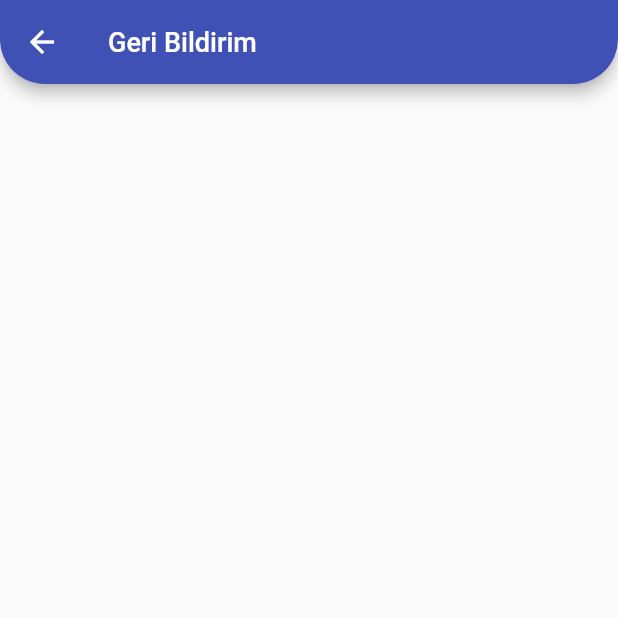
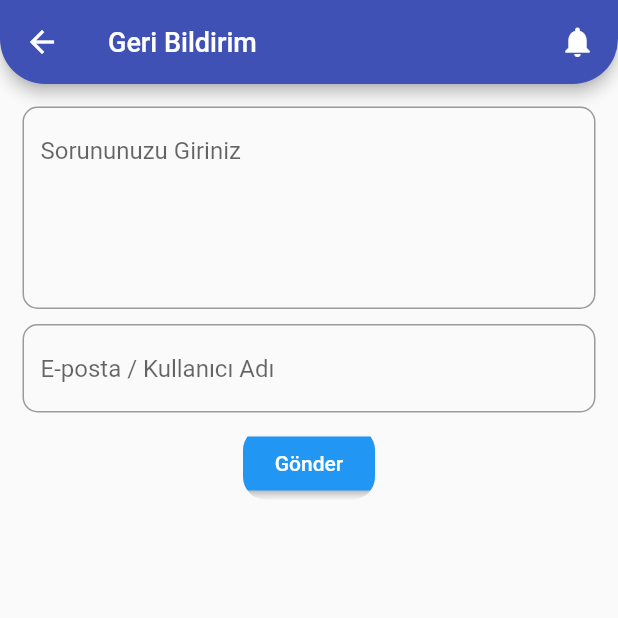
Before and after one commit to AvniErtas/SoulMate, a Flutter app: the FeedBack screen opened by its route, on a phone screen of 412 x 824 dp, the top half of it. Run offline on Flutter 3.47's test engine with Material 2 defaults, Android fonts, the phone set to English and light mode, and no system bars; our stand-ins replace auto_size_text, awesome_dialog, bloc, carousel_slider, curved_navigation_bar, dio and 13 more; missing offline and left inert: flutter_sequence_animation, giffy_dialog, kf_drawer, rate_my_app, tutorial_coach_mark; accounts and stored records are empty; statements that could not run were skipped.

Commit message:
update 22052020

```diff
--- a/lib/Pages/feedback.dart
+++ b/lib/Pages/feedback.dart
@@ -1,5 +1,8 @@
+import 'package:awesome_dialog/awesome_dialog.dart';
 import 'package:flutter/material.dart';
+import 'package:smooth_star_rating/smooth_star_rating.dart';
 import 'package:soulmate/Tools/appbar.dart';
+import 'package:soulmate/Widgets/dataSearch.dart';
 
 
 class FeedBack extends StatefulWidget {
@@ -8,10 +11,68 @@ class FeedBack extends StatefulWidget {
 }
 
 class _FeedBackState extends State<FeedBack> {
+
+  TextEditingController testAdiController = new TextEditingController();
+  var rating = 3.0;
+
   @override
   Widget build(BuildContext context) {
     return Scaffold(
       appBar: appBarTasarim2("Geri Bildirim"),
+      body: Container(
+        padding: EdgeInsets.all(15),
+        child: Column(
+          children: <Widget>[
+            TextWidget("Sorununuzu Giriniz",5),
+            SizedBox(height: 10,),
+            Center(child: TextWidget("E-posta / Kullanıcı Adı",1)),
+            SizedBox(height: 10,),
+            Center(child: ClipRRect(
+              borderRadius: BorderRadius.all(Radius.circular(15.0)),
+              child: RaisedButton(
+                child: Text("Gönder",style: TextStyle(color: Colors.white),),
+                color: Colors.blue,
+                onPressed: (){
+                  AwesomeDialog(
+                      context: context,
+                      animType: AnimType.LEFTSLIDE,
+                      headerAnimationLoop: false,
+                      dialogType: DialogType.SUCCES,
+                      title: 'Teşekkürler !!',
+                      desc: "",
+                      onDissmissCallback: () {})
+                    ..show();
+                },
+              ),
+            ),)
+          ],
+        ),
+      ),
     );
   }
+
+  Widget TextWidget(String title,int lines) {
+    return TextFormField(
+      maxLines: lines,
+      controller: testAdiController,
+      decoration: new InputDecoration(
+        labelStyle: TextStyle(color: Colors.white, fontStyle: FontStyle.italic),
+        hintText: title,
+        fillColor: Colors.white,
+        focusColor: Colors.white,
+        border: new OutlineInputBorder(
+          borderRadius: new BorderRadius.circular(10.0),
+          borderSide: new BorderSide(
+            color: Colors.white,
+            width: 1.0,
+          ),
+        ),
+
+        //fillColor: Colors.green
+      ),
+      keyboardType: TextInputType.text,
+
+    );
+  }
+
 }
--- a/lib/Pages/testler.dart
+++ b/lib/Pages/testler.dart
@@ -98,10 +98,10 @@ class _TestlerState extends State<Testler> {
                     },
                   );
                 } else if (state is TestError) {
-                  return Text("İnternet yok amk");
+                  return Text("Lütfen internete bağlanın");
                 }else {
 
-                  return Text("state");
+                  return Text("-");
                 }
               }),
         ),
--- a/lib/Tools/appbar.dart
+++ b/lib/Tools/appbar.dart
@@ -24,16 +24,21 @@ Widget appBarTasarim(String title) {
 
 Widget appBarTasarim2(String title) {
   return AppBar(
-    /*actions: <Widget>[
-      Icon(Icons.notifications),
-    ],*/
+    actions: <Widget>[
+      Padding(
+        padding: const EdgeInsets.all(15.0),
+        child: InkWell(child: Icon(Icons.notifications),onTap: (){
+         // Navigator.pushNamed(context, '/Bildirimler');
+        },),
+      ),
+    ],
     backgroundColor: Colors.indigo,
     title: Text(
       title,
       style: TextStyle(
-          color: Colors.white,
-          fontSize: 18,
-          ),
+        color: Colors.white,
+        fontSize: 18,
+      ),
     ),
     shape: RoundedRectangleBorder(
       borderRadius: BorderRadius.vertical(
--- a/pubspec.yaml
+++ b/pubspec.yaml
@@ -47,6 +47,8 @@ dependencies:
   dio: ^3.0.9
   google_fonts: ^1.1.0
   awesome_dialog: ^1.1.2
+  app_review: ^1.1.2
+  rate_my_app: ^0.4.0
   flutter_login:
      git:
        url: https://github.com/onuraykut/flutter_login.git
```
Also changed, not shown: lib/Pages/message/chat_screen.dart (+49 -1 lines), lib/Pages/ratingUs.dart (added, +90 -0 lines), lib/Pages/settings_yeni.dart (+18 -3 lines), lib/main.dart (+20 -1 lines), pubspec.lock.
